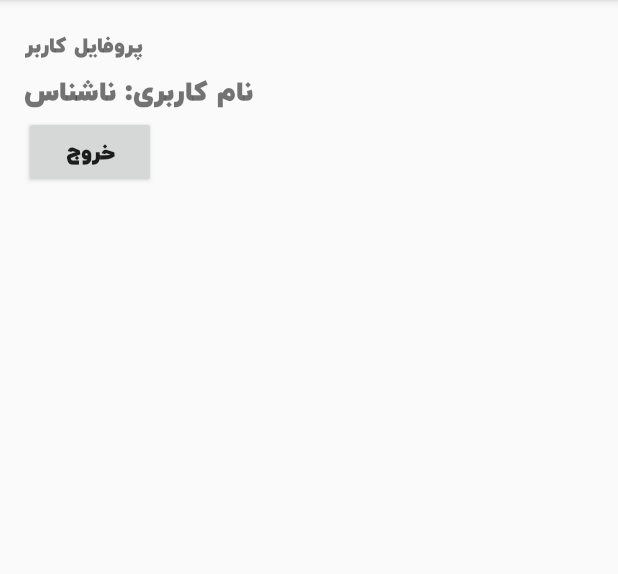
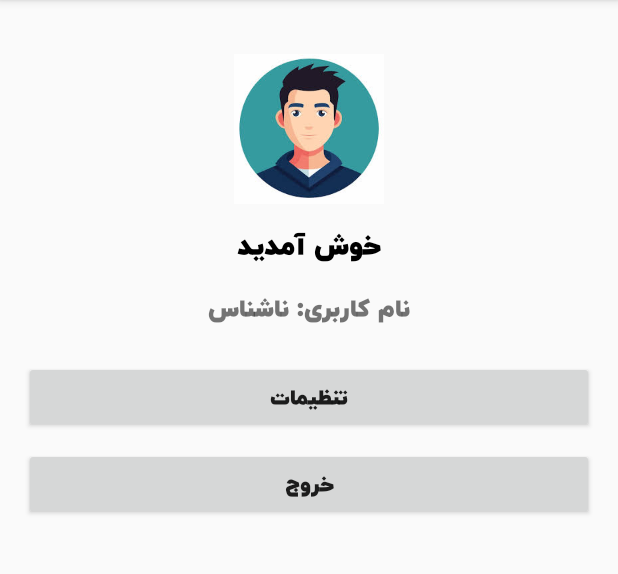
Before and after one commit to AleTTA3/SetareKhan-FrontEnd, an Android app: the ProfileActivity screen opened directly, with no data from a screen before it, on a phone screen of 412 x 824 dp, the part 84-658 px from its top. Run offline under Robolectric (Android 15) with nearby library versions, the phone set to English and light mode, and no system bars; network calls fail.

Commit message:
fix profile page

```diff
--- a/app/src/main/java/com/example/setarekhan/ProfileActivity.java
+++ b/app/src/main/java/com/example/setarekhan/ProfileActivity.java
@@ -1,10 +1,11 @@
-
 package com.example.setarekhan;
 
 import android.annotation.SuppressLint;
 import android.content.Intent;
+import android.content.SharedPreferences;
 import android.os.Bundle;
 import android.widget.Button;
+import android.widget.ImageView;
 import android.widget.TextView;
 import androidx.appcompat.app.AppCompatActivity;
 
@@ -17,20 +18,34 @@ public class ProfileActivity extends AppCompatActivity {
         setContentView(R.layout.activity_profile);
 
         TextView textViewUsername = findViewById(R.id.textViewUsername);
+        ImageView profileImage = findViewById(R.id.profileImage);
         Button buttonLogout = findViewById(R.id.buttonLogout);
+        Button buttonSettings = findViewById(R.id.buttonSettings);
+        SharedPreferences sharedPreferences = getSharedPreferences("MyAppPrefs", MODE_PRIVATE);
+        String username = sharedPreferences.getString("username", null);
 
-        String username = getIntent().getStringExtra("username");
-        if (username != null) {
+
+
+        if (username != null && !username.isEmpty()) {
             textViewUsername.setText("نام کاربری: " + username);
         } else {
             textViewUsername.setText("نام کاربری: ناشناس");
         }
 
+
+        profileImage.setImageResource(R.drawable.avatar); // آواتار پیش‌فرض (در پوشه drawable)
+
         buttonLogout.setOnClickListener(v -> {
-            Intent intent = new Intent(ProfileActivity.this, LoginActivity.class);
+            Intent intent = new Intent(ProfileActivity.this, BookListScreen.class);
             intent.setFlags(Intent.FLAG_ACTIVITY_NEW_TASK | Intent.FLAG_ACTIVITY_CLEAR_TASK);
             startActivity(intent);
             finish();
         });
+
+        buttonSettings.setOnClickListener(v -> {
+            Intent intent = new Intent(ProfileActivity.this, SettingsActivity.class);
+            intent.putExtra("username", username);
+            startActivity(intent);
+        });
     }
 }
--- a/app/src/main/res/layout/activity_profile.xml
+++ b/app/src/main/res/layout/activity_profile.xml
@@ -3,19 +3,46 @@
     android:orientation="vertical" android:padding="16dp"
     android:layout_width="match_parent" android:layout_height="match_parent">
 
-    <TextView android:id="@+id/textViewProfile" android:text="پروفایل کاربر"
-        android:layout_width="wrap_content" android:layout_height="wrap_content"/>
+    <ImageView
+        android:id="@+id/profileImage"
+        android:layout_width="100dp"
+        android:layout_height="100dp"
+        android:src="@drawable/avatar"
+        android:layout_gravity="center"
+        android:layout_marginTop="20dp" />
+
+    <TextView
+        android:id="@+id/welcomeText"
+        android:layout_width="wrap_content"
+        android:layout_height="wrap_content"
+        android:text="خوش آمدید"
+        android:textSize="18sp"
+        android:textColor="@android:color/black"
+        android:layout_gravity="center"
+        android:layout_marginTop="10dp" />
+
     <TextView
         android:id="@+id/textViewUsername"
         android:layout_width="wrap_content"
         android:layout_height="wrap_content"
         android:text="نام کاربری: "
-        android:textSize="18sp" />
+        android:textSize="16sp"
+        android:layout_gravity="center"
+        android:layout_marginTop="10dp" />
+
+    <Button
+        android:id="@+id/buttonSettings"
+        android:layout_width="match_parent"
+        android:layout_height="wrap_content"
+        android:text="تنظیمات"
+        android:layout_marginTop="20dp" />
 
     <Button
         android:id="@+id/buttonLogout"
-        android:layout_width="wrap_content"
+        android:layout_width="match_parent"
         android:layout_height="wrap_content"
-        android:text="خروج" />
+        android:text="خروج"
+        android:layout_marginTop="10dp" />
+
 
 </LinearLayout>
```
Also changed, not shown: app/src/main/java/com/example/setarekhan/LoginActivity.java (+18 -19 lines), app/src/main/res/drawable/avatar.jpeg (added).
